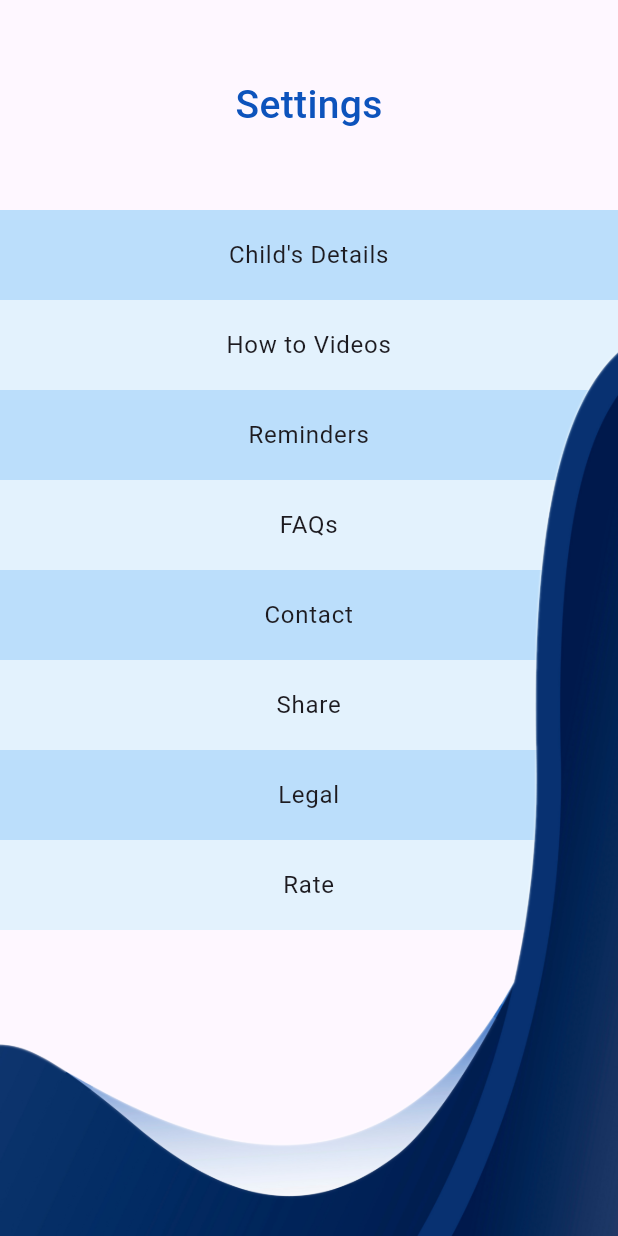
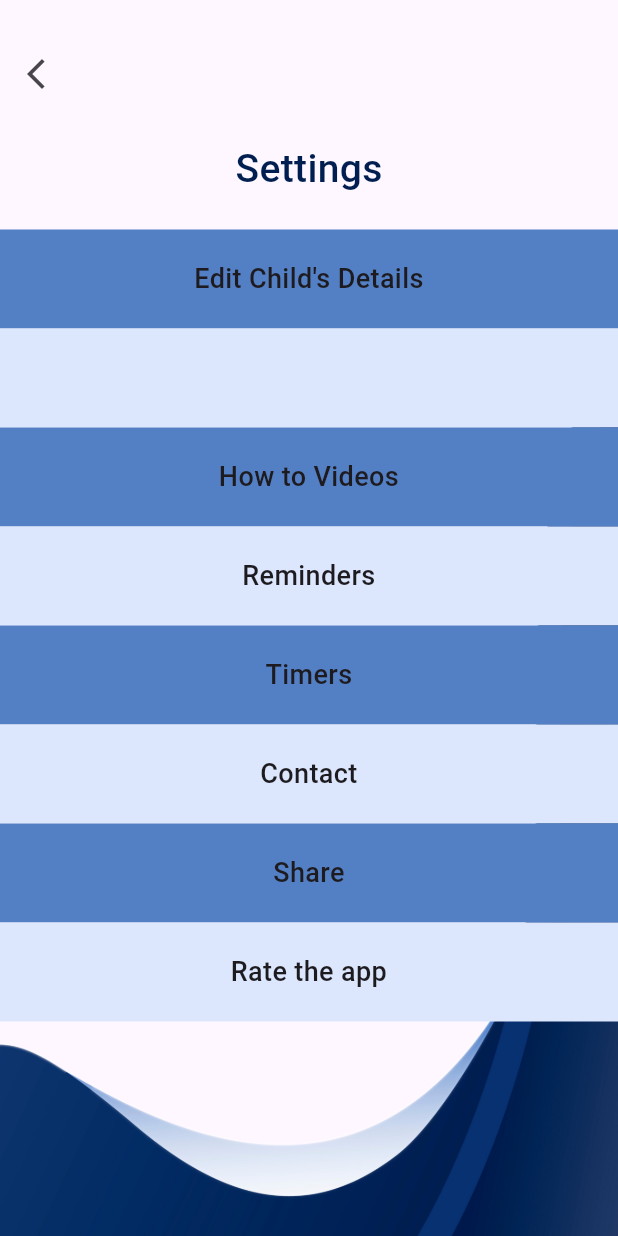
Before and after one commit to navendunandu/nuParent, a Flutter app: the SettingsScreen screen opened directly, on a phone screen of 412 x 824 dp. Run offline on Flutter 3.47's test engine with Material 3 defaults, Android fonts, the phone set to English and light mode, and no system bars; our stand-ins replace cloud_firestore, firebase_auth, firebase_core, firebase_storage, fluttertoast, google_fonts and 3 more; accounts and stored records are empty.

Commit message:
SETTINGS, VIEWPROFILE

```diff
--- a/Mobile/lib/settings.dart
+++ b/Mobile/lib/settings.dart
@@ -1,4 +1,5 @@
 import 'package:flutter/material.dart';
+import 'package:nu_parent/Components/appbar.dart';
 import 'package:nu_parent/Reminder.dart';
 import 'package:nu_parent/howtovideos.dart';
 import 'package:nu_parent/main.dart';
@@ -19,101 +20,153 @@ class SettingsScreen extends StatelessWidget {
                )),
         child: ListView(
           children: [
+            const CustomAppBar(),
             const SizedBox(
-                height: 140,
+                height: 80,
                 child: Center(
                     child: Text(
                   'Settings',
                   style: TextStyle(
                       fontSize: 26,
                       fontWeight: FontWeight.w500,
-                      color: AppColors.darkblue),
+                      color: AppColors.primaryColor),
                 ))),
-            ListTile(
-              contentPadding: const EdgeInsets.all(2),
-              tileColor: AppColors.tileprimaryblue,
-              title: const Text(
-                "Child's Details",
+
+            GestureDetector(
+              onTap: (){
+                Navigator.push(context, MaterialPageRoute(builder: (context)=>const ViewProfile()));
+              },
+              child: Container(
+                padding: const EdgeInsets.only(top: 20, bottom: 20),
+                decoration: const BoxDecoration(
+                  color: Color.fromARGB(255, 83, 128, 196)
+                ),
+                child: const Text(
+                  "Edit Child's Details",
+                  style: TextStyle(
+                    fontSize: 18,
+                    fontWeight: FontWeight.w500
+                  ),
                   textAlign: TextAlign.center,
                 ),
-              onTap: () {
-                Navigator.push(
-                    context,
-                    MaterialPageRoute(
-                        builder: (context) => const ViewProfile()));
+              ),
+            ),
+
+            GestureDetector(
+              onTap: (){
+
               },
+              child: Container(
+                padding: const EdgeInsets.only(top: 20, bottom: 20),
+                decoration: const BoxDecoration(
+                  color: Color.fromARGB(255, 220, 231, 253)
                 ),
-            ListTile(
-              contentPadding: const EdgeInsets.all(2),
-              tileColor: AppColors.tilesecondaryblue,
-              title: const Text(
-                "How to Videos",
+                child: const Text(
+                  "",
+                  style: TextStyle(
+                    fontSize: 18,
+                    fontWeight: FontWeight.w500
+                  ),
                   textAlign: TextAlign.center,
                 ),
-              onTap: () {
-                Navigator.push(
-                    context,
-                    MaterialPageRoute(
-                        builder: (context) => const HowToVideos()));
+              ),
+            ),
+
+            GestureDetector(
+              onTap: (){
+                Navigator.push(context, MaterialPageRoute(builder: (context)=>const HowToVideos()));
               },
+              child: Container(
+                padding: const EdgeInsets.only(top: 20, bottom: 20),
+                decoration: const BoxDecoration(
+                  color: Color.fromARGB(255, 83, 128, 196)
                 ),
-            ListTile(
-              contentPadding: const EdgeInsets.all(2),
-              tileColor: AppColors.tileprimaryblue,
-              title: const Text(
-                "Reminders",
+                child: const Text(
+                  "How to Videos",
+                  style: TextStyle(
+                    fontSize: 18,
+                    fontWeight: FontWeight.w500
+                  ),
                   textAlign: TextAlign.center,
                 ),
-              onTap: () {
-                Navigator.push(context,
-                    MaterialPageRoute(builder: (context) => const Reminder()));
-              },
               ),
-            ListTile(
-              contentPadding: const EdgeInsets.all(2),
-              tileColor: AppColors.tilesecondaryblue,
-              title: const Text(
-                "FAQs",
+            ),
+
+            Container(
+              padding: const EdgeInsets.only(top: 20, bottom: 20),
+              decoration: const BoxDecoration(
+                color: Color.fromARGB(255, 220, 231, 253)
+              ),
+              child: const Text(
+                "Reminders",
+                style: TextStyle(
+                  fontSize: 18,
+                  fontWeight: FontWeight.w500
+                ),
                 textAlign: TextAlign.center,
               ),
-              onTap: () {},
             ),
-            ListTile(
-              contentPadding: const EdgeInsets.all(2),
-              tileColor: AppColors.tileprimaryblue,
-              title: const Text(
-                "Contact",
+
+            Container(
+              padding: const EdgeInsets.only(top: 20, bottom: 20),
+              decoration: const BoxDecoration(
+                color: Color.fromARGB(255, 83, 128, 196)
+              ),
+              child: const Text(
+                "Timers",
+                style: TextStyle(
+                  fontSize: 18,
+                  fontWeight: FontWeight.w500
+                ),
                 textAlign: TextAlign.center,
               ),
-              onTap: () {},
             ),
-            ListTile(
-              contentPadding: const EdgeInsets.all(2),
-              tileColor: AppColors.tilesecondaryblue,
-              title: const Text(
-                "Share",
+
+           Container(
+              padding: const EdgeInsets.only(top: 20, bottom: 20),
+              decoration: const BoxDecoration(
+                color: Color.fromARGB(255, 220, 231, 253)
+              ),
+              child: const Text(
+                "Contact",
+                style: TextStyle(
+                  fontSize: 18,
+                  fontWeight: FontWeight.w500
+                ),
                 textAlign: TextAlign.center,
               ),
-              onTap: () {},
             ),
-            ListTile(
-              contentPadding: const EdgeInsets.all(2),
-              tileColor: AppColors.tileprimaryblue,
-              title: const Text(
-                "Legal",
+
+            Container(
+              padding: const EdgeInsets.only(top: 20, bottom: 20),
+              decoration: const BoxDecoration(
+                color: Color.fromARGB(255, 83, 128, 196)
+              ),
+              child: const Text(
+                "Share",
+                style: TextStyle(
+                  fontSize: 18,
+                  fontWeight: FontWeight.w500
+                ),
                 textAlign: TextAlign.center,
               ),
-              onTap: () {},
             ),
-            ListTile(
-              contentPadding: const EdgeInsets.all(2),
-              tileColor: AppColors.tilesecondaryblue,
-              title: const Text(
-                "Rate",
+
+           Container(
+              padding: const EdgeInsets.only(top: 20, bottom: 20),
+              decoration: const BoxDecoration(
+                color: Color.fromARGB(255, 220, 231, 253)
+              ),
+              child: const Text(
+                "Rate the app",
+                style: TextStyle(
+                  fontSize: 18,
+                  fontWeight: FontWeight.w500
+                ),
                 textAlign: TextAlign.center,
               ),
-              onTap: () {},
-            )
+            ),
+
           ],
         ),
       ),
```
Also changed, not shown: Mobile/lib/view_profile.dart (+29 -23 lines). Lines whose indentation alone changed are shown as unchanged.
